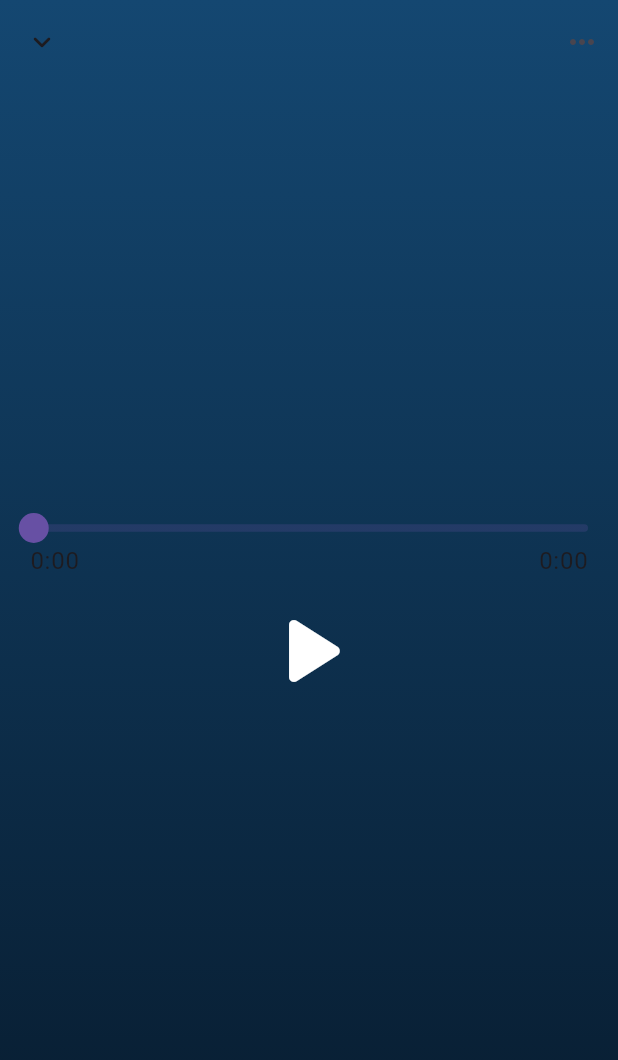
After one commit to AgrawalDrishti/Design_Credit, a Flutter app: the screen it shows after launch, after a tap on "Start", on a phone screen of 412 x 824 dp. The commit adds this screen. Shown: the top 1060 px of the screen. Run offline on Flutter 3.47's test engine with Material 3 defaults, Android fonts, the phone set to English and light mode, and no system bars; drawn by our look-alikes of audio_video_progress_bar; our stand-ins replace just_audio, permission_handler, rxdart.

Commit message:
Created Music Player Page

```diff
--- a/lib/main.dart
+++ b/lib/main.dart
@@ -1,18 +1,9 @@
 import 'package:flutter/material.dart';
 import 'main_screen.dart';
 import 'package:permission_handler/permission_handler.dart';
-import 'package:package_info_plus/package_info_plus.dart';
 
 
-void main() async {
-
-  PackageInfo packageInfo = await PackageInfo.fromPlatform();
-  print('Package Name: ${packageInfo.packageName}');
-
-  WidgetsFlutterBinding.ensureInitialized();
-   Map<Permission, PermissionStatus> statuses = await [
-   Permission.storage,
- ].request();
+void main(){
   runApp(const MyApp());
 }
 
--- a/lib/main_screen.dart
+++ b/lib/main_screen.dart
@@ -1,5 +1,6 @@
 import 'package:flutter/material.dart';
 import 'package:design_credit/pages/create_profile.dart';
+import 'package:design_credit/pages/audio_player.dart';
 
 class MainScreen extends StatefulWidget {
   const MainScreen({super.key});
@@ -60,10 +61,10 @@ class _MainScreenState extends State<MainScreen> {
                             Navigator.push(
                               context,
                               MaterialPageRoute(
-                                  builder: (context) => CreateProfile()),
+                                  builder: (context) => AudioPlayerPage()),
                             );
                           },
-                          child: Text("Show Profiles", style: TextStyle(color: Colors.white, fontSize: 13),),
+                          child: Text("Start", style: TextStyle(color: Colors.white, fontSize: 13),),
 
                           style: ElevatedButton.styleFrom(
                               backgroundColor: Colors.black45),
--- /dev/null
+++ b/lib/pages/audio_player.dart
@@ -0,0 +1,160 @@
+import 'package:audio_video_progress_bar/audio_video_progress_bar.dart';
+import 'package:flutter/material.dart';
+import 'package:just_audio/just_audio.dart';
+import 'package:rxdart/rxdart.dart';
+
+class PositionData{
+  const PositionData(
+    this.position,
+    this.bufferedPosition,
+    this.duration,
+  );
+
+  final Duration position;
+  final Duration bufferedPosition;
+  final Duration duration;
+}
+class AudioPlayerPage extends StatefulWidget {
+  const AudioPlayerPage({super.key});
+
+  @override
+  State<AudioPlayerPage> createState() => _AudioPlayerPageState();
+}
+
+class _AudioPlayerPageState extends State<AudioPlayerPage> {
+
+  late AudioPlayer _audioPlayer;
+
+  Stream<PositionData> get _positionDataStream =>
+      Rx.combineLatest3<Duration, Duration, Duration?, PositionData>(
+        _audioPlayer.positionStream,
+        _audioPlayer.bufferedPositionStream,
+        _audioPlayer.durationStream,
+        (position, bufferedPosition, duration) => PositionData(
+          position,
+          bufferedPosition,
+          duration ?? Duration.zero,
+        ),
+      );
+
+  @override
+  void initState() {
+    super.initState();
+    _audioPlayer = AudioPlayer()..setAsset('audio/128-Chura Liya Hai Tumne Jo Dil Ko - Yaadon Ki Baaraat 128 Kbps.mp3');
+
+    _audioPlayer.positionStream;
+    _audioPlayer.bufferedPositionStream;
+    _audioPlayer.durationStream;
+  }
+
+  @override
+  void dispose() {
+    _audioPlayer.dispose();
+    super.dispose();
+  }
+
+
+  @override
+  Widget build(BuildContext context) {
+    return Scaffold(
+      extendBodyBehindAppBar: true,
+      appBar: AppBar(
+        backgroundColor: Colors.transparent,
+        elevation: 0,
+        leading: IconButton(
+          onPressed: () {},
+          icon: const Icon(Icons.keyboard_arrow_down_rounded),
+         ),
+         actions: [
+          IconButton(
+            onPressed: () {},
+            icon: const Icon(Icons.more_horiz),
+          )
+         ],
+      ),
+      body: Container(
+        padding: const EdgeInsets.all(20.0),
+        height: double.infinity,
+        width: double.infinity,
+
+        decoration: const BoxDecoration(
+          gradient: LinearGradient(
+            begin: Alignment.topCenter,
+            end: Alignment.bottomCenter,
+            colors: [
+              Color(0xFF144771),
+              Color(0xFF071A2C),
+            ],
+          ),
+        ),
+        child:Column(
+          mainAxisAlignment: MainAxisAlignment.center,
+          children: [
+            StreamBuilder<PositionData>(
+              stream: _positionDataStream,
+              builder: (context, snapshot){
+                final positionData = snapshot.data;
+                return ProgressBar(
+                  progress: positionData?.position ?? Duration.zero,
+                  buffered: positionData?.bufferedPosition ?? Duration.zero,
+                  total: positionData?.duration ?? Duration.zero,
+                  onSeek: _audioPlayer.seek,
+                  );
+              },
+            ),
+            Controls(audioPlayer: _audioPlayer)
+          ],
+        ),
+      ),
+    );
+  }
+}
+
+  class Controls extends StatelessWidget {
+    const Controls({
+      super.key,
+      required this.audioPlayer,
+    });
+
+    final AudioPlayer audioPlayer;
+
+    @override
+    Widget build(BuildContext context){
+      return StreamBuilder<PlayerState>(
+        stream: audioPlayer.playerStateStream,
+        builder: (context, snapshot){
+
+          final playerState = snapshot.data;
+          final processingState = playerState?.processingState;
+          final playing = playerState?.playing;
+
+          if(!(playing??false)){
+            return IconButton(
+              onPressed: audioPlayer.play,
+              iconSize: 80.0,
+              color: Colors.white,
+              icon: const Icon(Icons.play_arrow_rounded),
+            );
+          }
+          else if(processingState != ProcessingState.completed){
+            return IconButton(
+              onPressed: audioPlayer.pause,
+              iconSize: 80.0,
+              color: Colors.white,
+              icon: const Icon(Icons.pause_rounded),
+            );
+          }
+
+          return IconButton(
+            // onPressed: () => audioPlayer.seek(Duration.zero, index: audioPlayer.effectiveIndices!.first),
+            onPressed: () {  },
+            iconSize: 80.0,
+            color: Colors.white,
+            icon: const Icon(Icons.play_arrow_rounded),
+
+          );
+
+        },
+      );
+    }
+  }
--- a/lib/pages/create_profile.dart
+++ b/lib/pages/create_profile.dart
@@ -14,10 +14,12 @@ Future<String> createFolder(String folderName) async {
   await Permission.storage.request();
  }
  if ((await dir.exists())) {
+   print(dir.path);
   return dir.path;
  } else {
   dir.create();
- return dir.path;
+  print(dir.path);
+  return dir.path;
  }
 
 }
```
Also changed, not shown: pubspec.yaml (+7 -1 lines), pubspec.lock, 1 other file.
